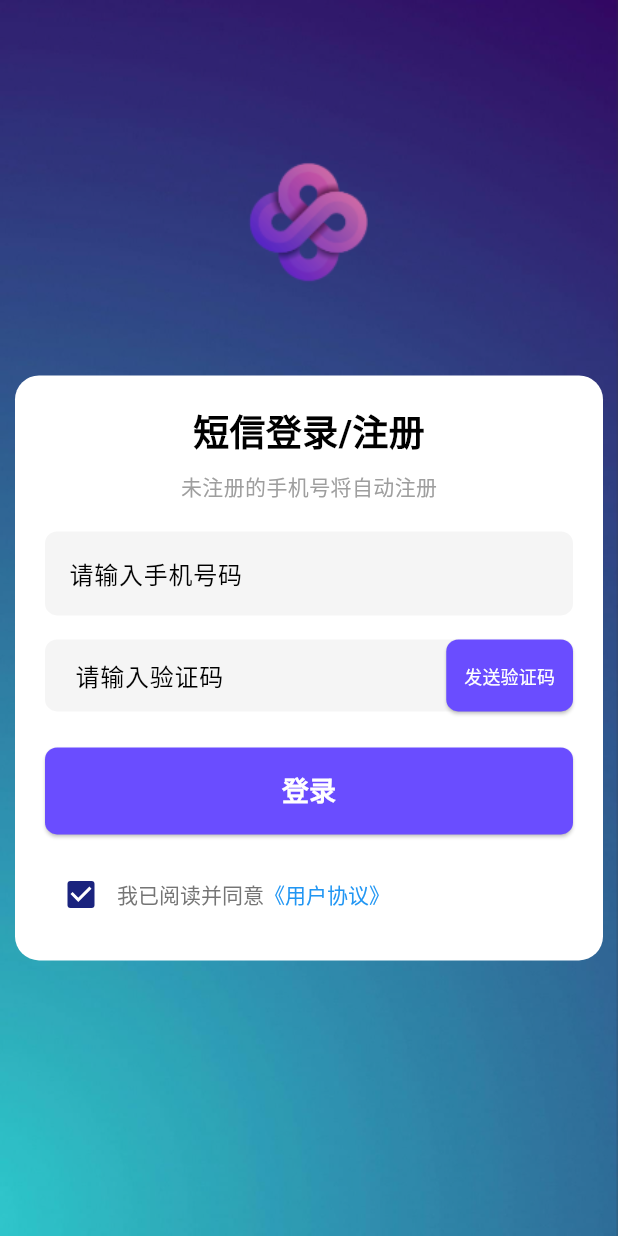
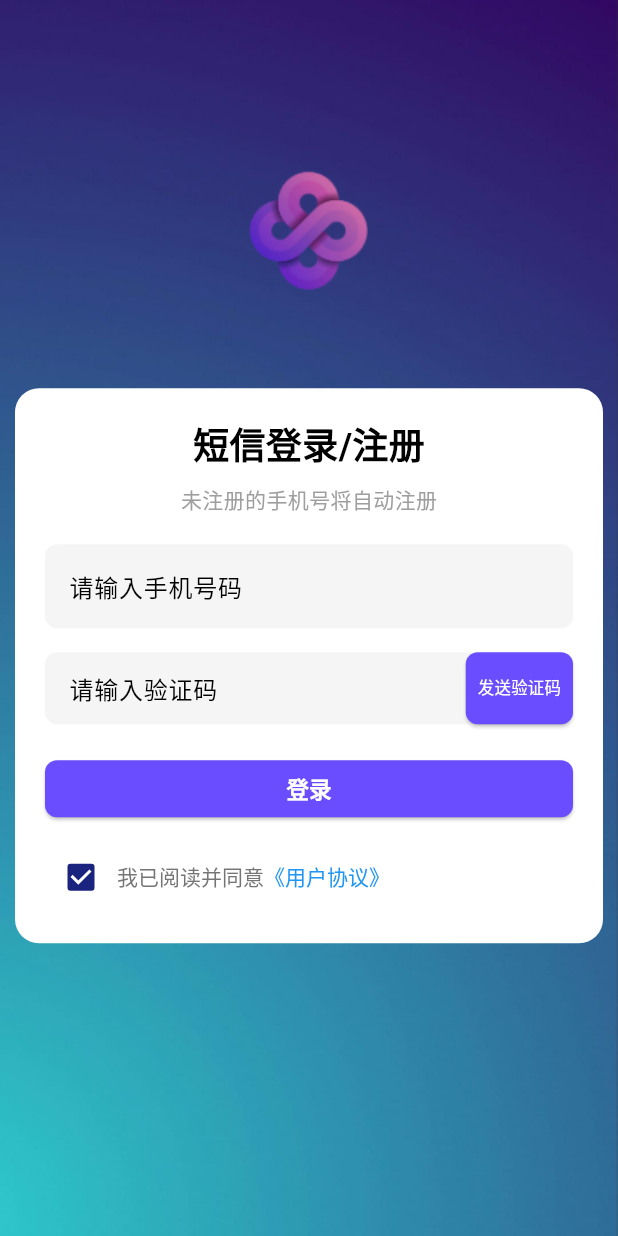
Before and after one commit to Wu-An-Jun/smart_m, a Flutter app: the screen it shows after launch, on a phone screen of 412 x 824 dp. Run offline on Flutter 3.47's test engine with Material 3 defaults, Android fonts, the phone set to English and light mode, and no system bars; our stand-ins replace chewie, dio, flutter_markdown, flutter_svg, geocoding, geolocator and 9 more; missing offline and left inert: fl_amap, mobile_scanner, record; accounts and stored records are empty.

```diff
--- a/lib/routes/login_page.dart
+++ b/lib/routes/login_page.dart
@@ -280,8 +280,8 @@ class _LoginPageState extends State<LoginPage> {
                 borderSide: BorderSide.none,
               ),
               contentPadding: const EdgeInsets.symmetric(
-                horizontal: 16,
-                vertical: 8, // 减小垂直内边距以降低整体高度
+                horizontal: 12, // 更小的水平内边距
+                vertical: 6, // 更小的垂直内边距
               ),
               suffixIcon: ElevatedButton(
                 onPressed: _isButtonDisabled ? null : _sendVerificationCode,
@@ -291,13 +291,14 @@ class _LoginPageState extends State<LoginPage> {
                     borderRadius: BorderRadius.circular(8),
                   ),
                   padding: const EdgeInsets.symmetric(
-                    horizontal: 12,
-                    vertical: 2, // 进一步减小垂直内边距以匹配输入框高度
+                    horizontal: 8, // 更小的水平内边距
+                    vertical: 0, // 更小的垂直内边距
                   ),
+                  minimumSize: const Size(60, 28), // 更小的按钮尺寸
                 ),
                 child: Text(
                   _isButtonDisabled ? '$_countdown秒后重发' : '发送验证码',
-                  style: const TextStyle(color: Colors.white, fontSize: 12),
+                  style: const TextStyle(color: Colors.white, fontSize: 11),
                 ),
               ),
             ),
@@ -308,19 +309,22 @@ class _LoginPageState extends State<LoginPage> {
   }
 
   Widget _buildLoginButton() {
-    return ElevatedButton(
+    return SizedBox(
+      height: 38, // 更小的高度
+      child: ElevatedButton(
         onPressed: _login,
         style: ElevatedButton.styleFrom(
           backgroundColor: const Color(0xff6a4dff),
-        padding: const EdgeInsets.symmetric(vertical: 16),
+          padding: const EdgeInsets.symmetric(vertical: 0), // 去除多余内边距
           shape: RoundedRectangleBorder(borderRadius: BorderRadius.circular(8)),
         ),
         child: const Text(
           '登录',
           style: TextStyle(
-          fontSize: 18,
+            fontSize: 15, // 更小的字体
             color: Colors.white,
             fontWeight: FontWeight.bold,
+          ),
         ),
       ),
     );
--- a/lib/routes/profile_page.dart
+++ b/lib/routes/profile_page.dart
@@ -570,6 +570,7 @@ class _ProfilePageState extends State<ProfilePage> {
       Dialog(
         shape: RoundedRectangleBorder(borderRadius: BorderRadius.circular(16)),
         child: Container(
+          color: Colors.white, // 设置白色背景
           padding: const EdgeInsets.all(20),
           child: Column(
             mainAxisSize: MainAxisSize.min,
```
Also changed, not shown: lib/routes/home_page.dart (+71 -19 lines). Lines whose indentation alone changed are shown as unchanged.
